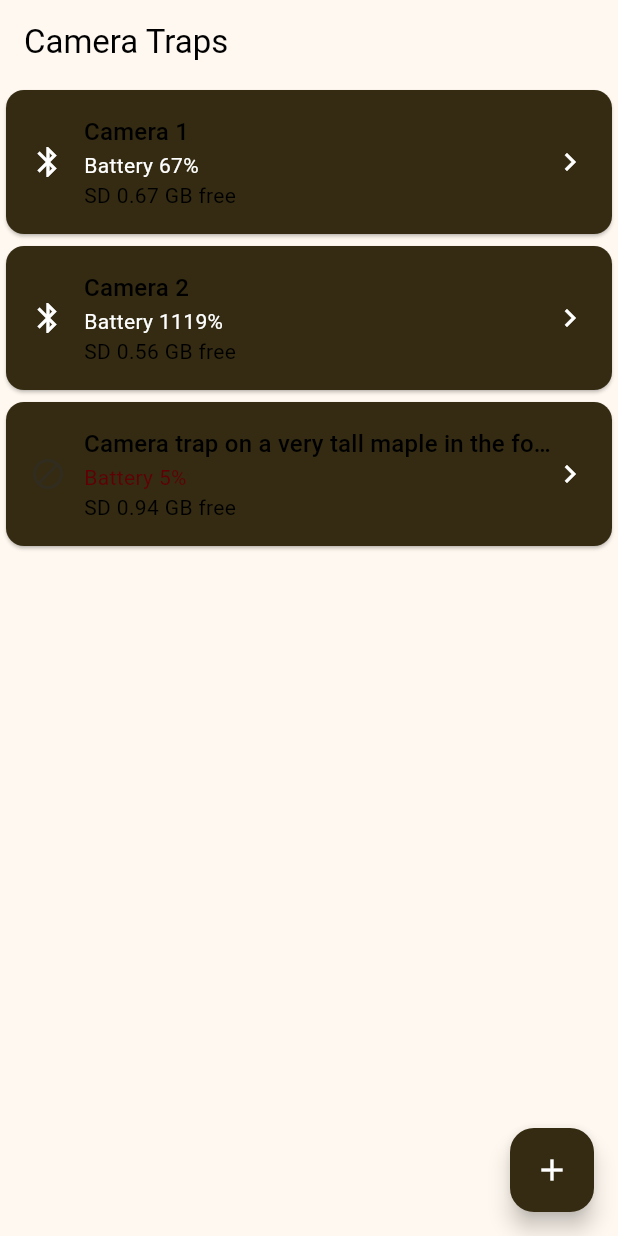
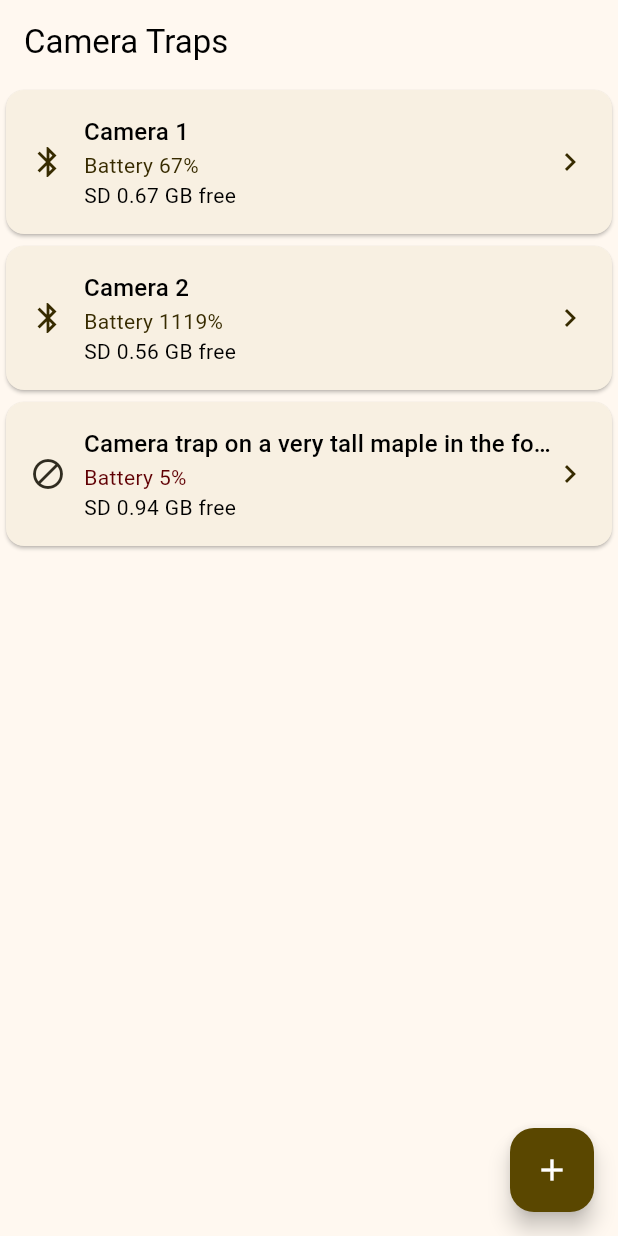
Before and after one commit to MichWnek/IoT_camera_interface_app, a Flutter app: the screen it shows after launch, on a phone screen of 412 x 824 dp. Run offline on Flutter 3.47's test engine with Material 3 defaults, Android fonts, the phone set to English and light mode, and no system bars.

Commit message:
Changes to Themes

```diff
--- a/lib/core/theme/app_theme.dart
+++ b/lib/core/theme/app_theme.dart
@@ -11,13 +11,13 @@ abstract final class AppTheme {
 
   static ThemeData get night => ThemeData(
     colorScheme: const ColorScheme.dark(
-      primary: Color.fromARGB(255, 0, 0, 0),
-      onPrimary: Color.fromARGB(255, 185, 0, 0),
+      primary: Color.fromARGB(255, 255, 1, 1),
+      onPrimary: Color.fromARGB(255, 0, 0, 0),
       surface: Color.fromARGB(255, 0, 0, 0),
-      onSurface: Color.fromARGB(255, 227, 0, 0),
+      onSurface: Color.fromARGB(255, 255, 0, 0),
       error: Color.fromARGB(255, 255, 1, 1),
-      outline: Color.fromARGB(255, 209, 0, 0),
-      secondary: Color.fromARGB(51, 98, 0, 0),
+      outline: Color.fromARGB(255, 200, 0, 0),
+      surfaceContainerLow: Color.fromARGB(117, 33, 0, 0),
     ),
   );
 }
--- a/lib/features/dashboard/view/dashboard_screen.dart
+++ b/lib/features/dashboard/view/dashboard_screen.dart
@@ -6,7 +6,6 @@ class DashboardScreen extends StatelessWidget {
 
   @override
   Widget build(BuildContext context) {
-    final colors = Theme.of(context).colorScheme;
     final text = Theme.of(context).textTheme;
     return Scaffold(
       appBar: AppBar(title: Text('Camera Traps', style: text.titleLarge)),
@@ -33,7 +32,6 @@ class DashboardScreen extends StatelessWidget {
         ],
       ),
       floatingActionButton: FloatingActionButton(
-        backgroundColor: colors.secondary,
         onPressed: () {},
         child: const Icon(Icons.add),
       ),
--- a/lib/features/dashboard/widgets/camera_card.dart
+++ b/lib/features/dashboard/widgets/camera_card.dart
@@ -20,14 +20,13 @@ class CameraCard extends StatelessWidget {
     final text = Theme.of(context).textTheme;
 
     return Card(
-      color: colors.secondary,
       child: Padding(
         padding: const EdgeInsets.all(16.0),
         child: Row(
           children: [
             Icon(
               isOnline ? Icons.bluetooth : Icons.block_rounded,
-              color: isOnline ? colors.onPrimary : colors.outline,
+              color: isOnline ? colors.primary : colors.outline,
             ),
             const SizedBox(width: 12),
             Expanded(
@@ -44,7 +43,7 @@ class CameraCard extends StatelessWidget {
                     'Battery $batteryPercent%',
                     style: text.bodyMedium?.copyWith(
                       color: batteryPercent > 20
-                          ? colors.onPrimary
+                          ? colors.primary
                           : colors.error,
                     ),
                   ),
@@ -55,7 +54,7 @@ class CameraCard extends StatelessWidget {
                 ],
               ),
             ),
-            Icon(Icons.chevron_right, color: colors.onPrimary),
+            Icon(Icons.chevron_right, color: colors.primary),
           ],
         ),
       ),
```
Also changed, not shown: 1 other file.
